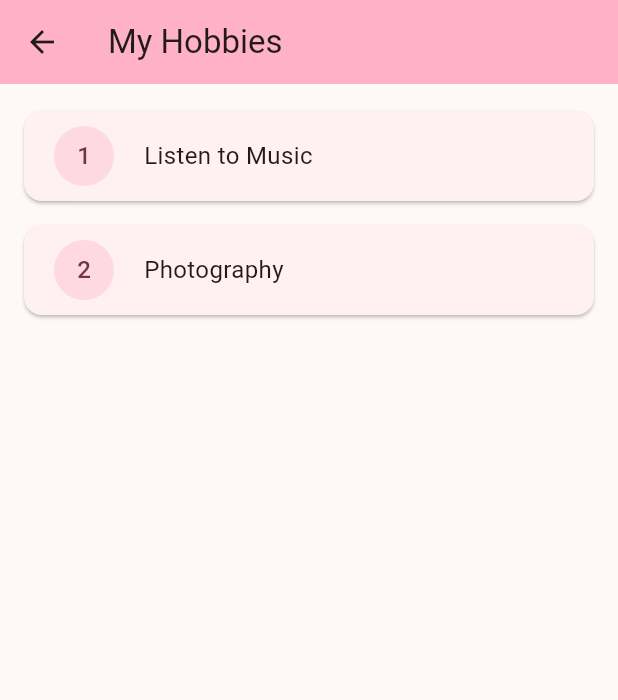
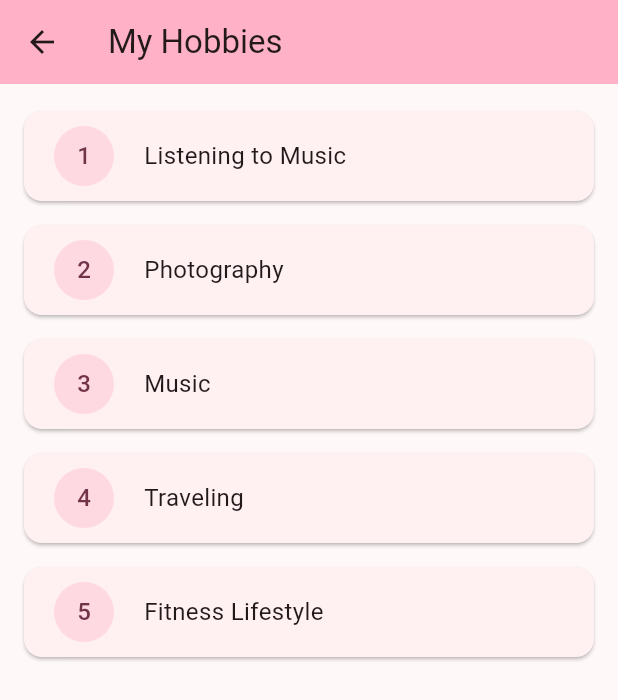
Before and after one commit to jupiterxyz/MobileApp_jupiter, a Flutter app: the HobbiesScreen screen opened directly, on a phone screen of 412 x 824 dp. Shown: the top 700 px of the screen. Run offline on Flutter 3.47's test engine with Material 3 defaults, Android fonts, the phone set to English and light mode, and no system bars.

Commit message:
Added more hobbies to hobbies page

```diff
--- a/jupiter_profile_app/code/lib/main.dart
+++ b/jupiter_profile_app/code/lib/main.dart
@@ -186,7 +186,7 @@ class HobbiesScreen extends StatelessWidget {
                   SizedBox(width: 20),
                   CircleAvatar(radius: 20, child: Text('1')),
                   SizedBox(width: 20),
-                  Text('Listen to Music', style: TextStyle(fontSize: 16)),
+                  Text('Listening to Music', style: TextStyle(fontSize: 16)),
                 ],
               ),
             ),
@@ -202,6 +202,49 @@ class HobbiesScreen extends StatelessWidget {
                   CircleAvatar(radius: 20, child: Text('2')),
                   SizedBox(width: 20),
                   Text('Photography', style: TextStyle(fontSize: 16)),
+                ],
+              ),
+            ),
+          ),
+
+          Card(
+            margin: const EdgeInsets.symmetric(horizontal: 16, vertical: 8),
+            child: SizedBox(
+              height: 60,
+              child: const Row(
+                children: [
+                  SizedBox(width: 20),
+                  CircleAvatar(radius: 20, child: Text('3')),
+                  SizedBox(width: 20),
+                  Text('Music', style: TextStyle(fontSize: 16)),
+                ],
+              ),
+            ),
+          ),
+          Card(
+            margin: const EdgeInsets.symmetric(horizontal: 16, vertical: 8),
+            child: SizedBox(
+              height: 60,
+              child: const Row(
+                children: [
+                  SizedBox(width: 20),
+                  CircleAvatar(radius: 20, child: Text('4')),
+                  SizedBox(width: 20),
+                  Text('Traveling', style: TextStyle(fontSize: 16)),
+                ],
+              ),
+            ),
+          ),
+          Card(
+            margin: const EdgeInsets.symmetric(horizontal: 16, vertical: 8),
+            child: SizedBox(
+              height: 60,
+              child: const Row(
+                children: [
+                  SizedBox(width: 20),
+                  CircleAvatar(radius: 20, child: Text('5')),
+                  SizedBox(width: 20),
+                  Text('Fitness Lifestyle', style: TextStyle(fontSize: 16)),
                 ],
               ),
             ),
```
